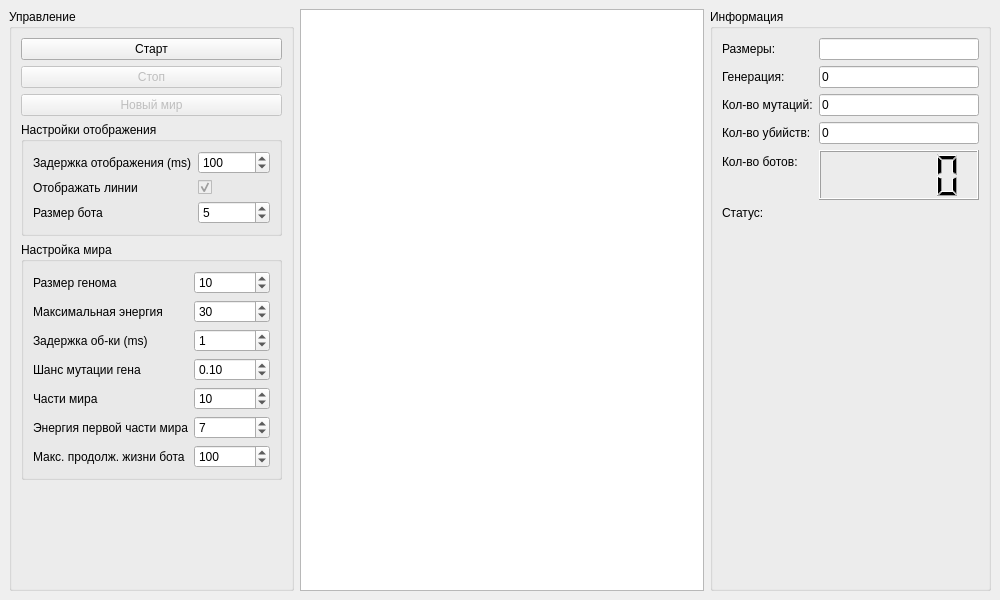
This is mainwindow.ui in TomasGlgg/QGenetic as Qt 5 draws it before an edit. The edited form follows.
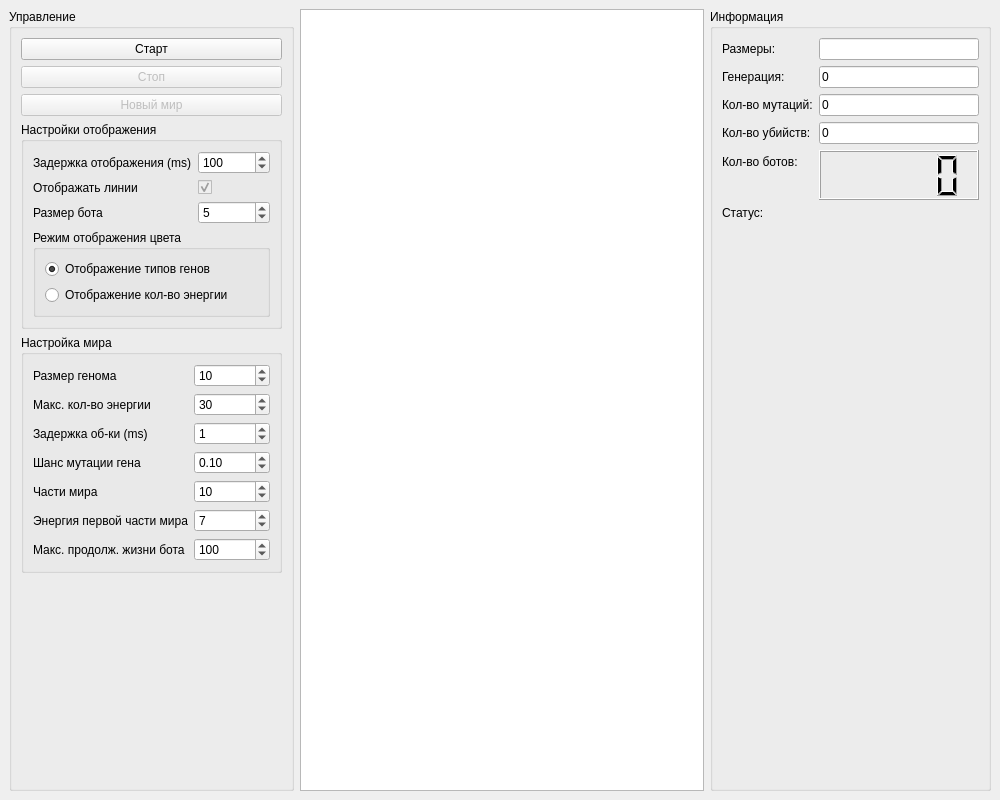
This is the edited form. Custom widgets are drawn as their Qt base class.

The edit to the form file:
```diff
--- a/mainwindow.ui
+++ b/mainwindow.ui
@@ -7,7 +7,7 @@
     <x>0</x>
     <y>0</y>
     <width>1000</width>
-    <height>600</height>
+    <height>800</height>
    </rect>
   </property>
   <property name="sizePolicy">
@@ -138,6 +138,32 @@
             </property>
            </widget>
           </item>
+          <item row="3" column="0" colspan="2">
+           <widget class="QGroupBox" name="groupBox_5">
+            <property name="title">
+             <string>Режим отображения цвета</string>
+            </property>
+            <layout class="QVBoxLayout" name="verticalLayout_2">
+             <item>
+              <widget class="QRadioButton" name="radio_gen_type">
+               <property name="text">
+                <string>Отображение типов генов</string>
+               </property>
+               <property name="checked">
+                <bool>true</bool>
+               </property>
+              </widget>
+             </item>
+             <item>
+              <widget class="QRadioButton" name="radio_energy_count">
+               <property name="text">
+                <string>Отображение кол-во энергии</string>
+               </property>
+              </widget>
+             </item>
+            </layout>
+           </widget>
+          </item>
          </layout>
         </widget>
        </item>
@@ -173,7 +199,7 @@
           <item row="1" column="0">
            <widget class="QLabel" name="label_3">
             <property name="text">
-             <string>Максимальная энергия</string>
+             <string>Макс. кол-во энергии</string>
             </property>
            </widget>
           </item>
```
Left out of the diff: 55 changed lines with no effect on the pictures.
